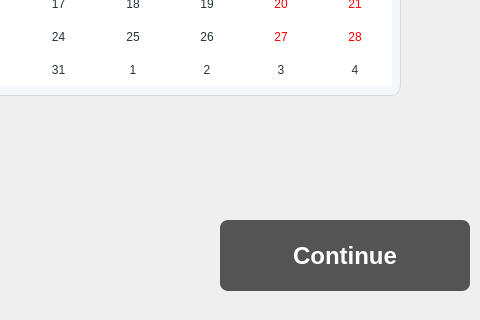
The window that ui_files/select_date.ui (Asilve/PharmaShift) describes before a commit, drawn with Qt 5; both pictures show x 800 to 1280 and y 400 to 720 of the 1280 by 720 pixel window.
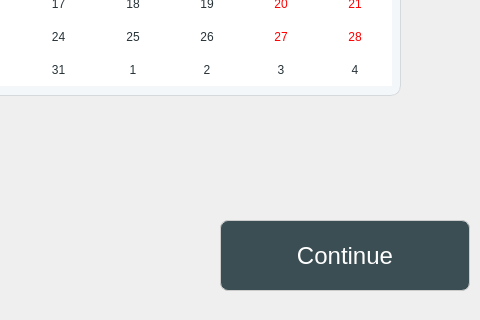
The same window after the commit. Icons and pictures are not drawn.

Diff of the .ui file:
```diff
--- a/ui_files/select_date.ui
+++ b/ui_files/select_date.ui
@@ -103,21 +103,24 @@
    </property>
    <property name="styleSheet">
     <string notr="true">QPushButton {
-    background-color: #545454;
-    color: white;
-    border: none;
+    background-color: #3B4E53;
+    color: #FFFFFF;
+    border: 1px solid #CCCCCC;
     border-radius: 8px;
-    padding: 10px 20px;
-    font-weight: 600;
+    padding: 8px 18px;
 }
 
 QPushButton:hover {
     background-color: #3D8589;
 }
-
-QPushButton:pressed {
-    background-color: #24585B;
-}</string>
+QPushButton:disabled {
+    background-color: #7F7F7F;
+    color: #C3C3C3;
+    border: 1px solid #CCCCCC;
+    border-radius: 8px;
+    padding: 8px 18px;
+}
+</string>
    </property>
    <property name="text">
     <string>Continue</string>
```
